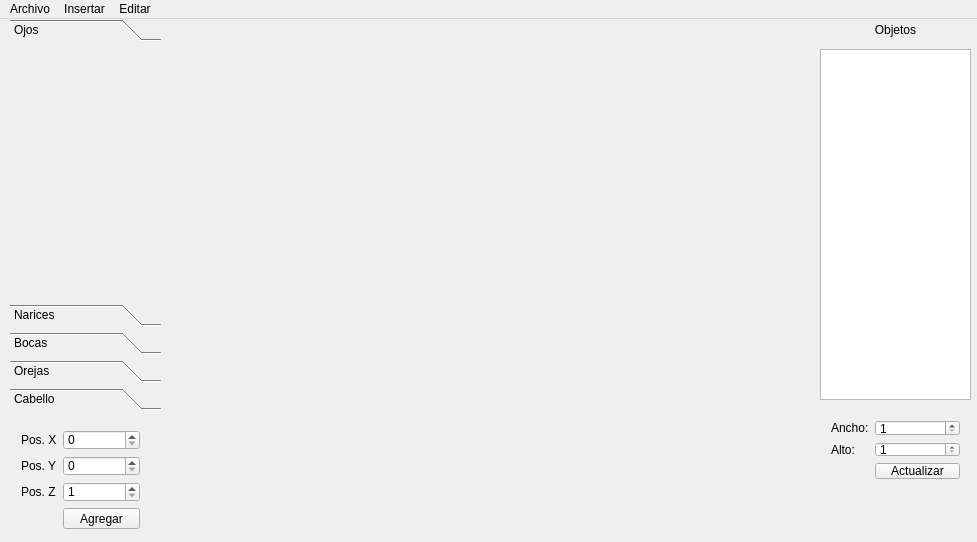
First picture: the form in mainwindow.ui, repository jcespinoza/ExamenLab1, before the edit.
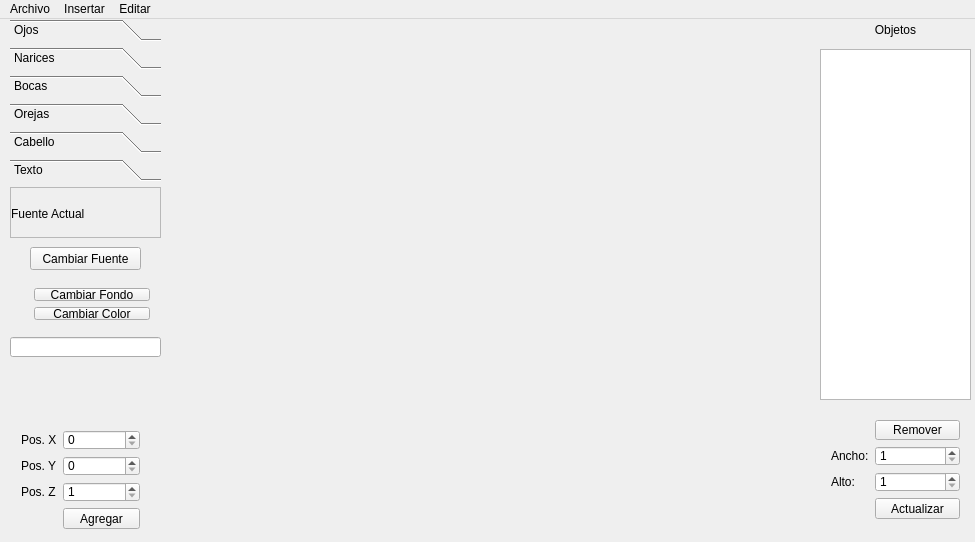
Second picture: the form after the edit. The open tabs and pages were chosen to show the change. Icons and pictures are not drawn.

Diff of the .ui file:
```diff
--- a/mainwindow.ui
+++ b/mainwindow.ui
@@ -6,7 +6,7 @@
    <rect>
     <x>0</x>
     <y>0</y>
-    <width>977</width>
+    <width>975</width>
     <height>542</height>
    </rect>
   </property>
@@ -39,7 +39,7 @@
        <x>0</x>
        <y>0</y>
        <width>151</width>
-       <height>256</height>
+       <height>229</height>
       </rect>
      </property>
      <attribute name="label">
@@ -98,6 +98,118 @@
       <string>Cabello</string>
      </attribute>
     </widget>
+    <widget class="QWidget" name="pgText">
+     <property name="geometry">
+      <rect>
+       <x>0</x>
+       <y>0</y>
+       <width>151</width>
+       <height>229</height>
+      </rect>
+     </property>
+     <attribute name="label">
+      <string>Texto</string>
+     </attribute>
+     <widget class="QScrollArea" name="scrollArea">
+      <property name="geometry">
+       <rect>
+        <x>0</x>
+        <y>0</y>
+        <width>151</width>
+        <height>51</height>
+       </rect>
+      </property>
+      <property name="widgetResizable">
+       <bool>true</bool>
+      </property>
+      <widget class="QWidget" name="scrollAreaWidgetContents">
+       <property name="geometry">
+        <rect>
+         <x>0</x>
+         <y>0</y>
+         <width>149</width>
+         <height>49</height>
+        </rect>
+       </property>
+       <widget class="QLabel" name="lbFont">
+        <property name="geometry">
+         <rect>
+          <x>0</x>
+          <y>0</y>
+          <width>151</width>
+          <height>51</height>
+         </rect>
+        </property>
+        <property name="text">
+         <string>Fuente Actual</string>
+        </property>
+       </widget>
+      </widget>
+     </widget>
+     <widget class="QPushButton" name="pbFont">
+      <property name="geometry">
+       <rect>
+        <x>20</x>
+        <y>60</y>
+        <width>111</width>
+        <height>23</height>
+       </rect>
+      </property>
+      <property name="text">
+       <string>Cambiar Fuente</string>
+      </property>
+     </widget>
+     <widget class="QLineEdit" name="leTexto">
+      <property name="geometry">
+       <rect>
+        <x>0</x>
+        <y>150</y>
+        <width>151</width>
+        <height>20</height>
+       </rect>
+      </property>
+     </widget>
+     <widget class="QWidget" name="formLayoutWidget_3">
+      <property name="geometry">
+       <rect>
+        <x>0</x>
+        <y>90</y>
+        <width>151</width>
+        <height>54</height>
+       </rect>
+      </property>
+      <layout class="QFormLayout" name="formLayout_3">
+       <item row="0" column="0">
+        <widget class="QLabel" name="lbFondo">
+         <property name="text">
+          <string/>
+         </property>
+        </widget>
+       </item>
+       <item row="1" column="0">
+        <widget class="QLabel" name="lbColor">
+         <property name="text">
+          <string/>
+         </property>
+        </widget>
+       </item>
+       <item row="0" column="1">
+        <widget class="QPushButton" name="pbFondo">
+         <property name="text">
+          <string>Cambiar Fondo</string>
+         </property>
+        </widget>
+       </item>
+       <item row="1" column="1">
+        <widget class="QPushButton" name="pbColor">
+         <property name="text">
+          <string>Cambiar Color</string>
+         </property>
+        </widget>
+       </item>
+      </layout>
+     </widget>
+    </widget>
    </widget>
    <widget class="QWidget" name="formLayoutWidget">
     <property name="geometry">
@@ -206,21 +318,21 @@
       <x>820</x>
       <y>390</y>
       <width>151</width>
-      <height>81</height>
+      <height>121</height>
      </rect>
     </property>
     <layout class="QFormLayout" name="formLayout_2">
      <property name="fieldGrowthPolicy">
       <enum>QFormLayout::AllNonFixedFieldsGrow</enum>
      </property>
-     <item row="0" column="0">
+     <item row="1" column="0">
       <widget class="QLabel" name="label_5">
        <property name="text">
         <string>Ancho:</string>
        </property>
       </widget>
      </item>
-     <item row="0" column="1">
+     <item row="1" column="1">
       <widget class="QSpinBox" name="spWidth">
        <property name="minimum">
         <number>1</number>
@@ -230,14 +342,14 @@
        </property>
       </widget>
      </item>
-     <item row="1" column="0">
+     <item row="2" column="0">
       <widget class="QLabel" name="label_6">
        <property name="text">
         <string>Alto:</string>
        </property>
       </widget>
      </item>
-     <item row="1" column="1">
+     <item row="2" column="1">
       <widget class="QSpinBox" name="spHeight">
        <property name="minimum">
         <number>1</number>
@@ -247,13 +359,20 @@
        </property>
       </widget>
      </item>
-     <item row="2" column="1">
+     <item row="3" column="1">
       <widget class="QPushButton" name="pbUpdate">
        <property name="text">
         <string>Actualizar</string>
        </property>
       </widget>
      </item>
+     <item row="0" column="1">
+      <widget class="QPushButton" name="pbRemove">
+       <property name="text">
+        <string>Remover</string>
+       </property>
+      </widget>
+     </item>
     </layout>
    </widget>
   </widget>
@@ -262,7 +381,7 @@
     <rect>
      <x>0</x>
      <y>0</y>
-     <width>977</width>
+     <width>975</width>
      <height>21</height>
     </rect>
    </property>
```
Left out of the diff: 62 changed lines with no effect on the pictures.
